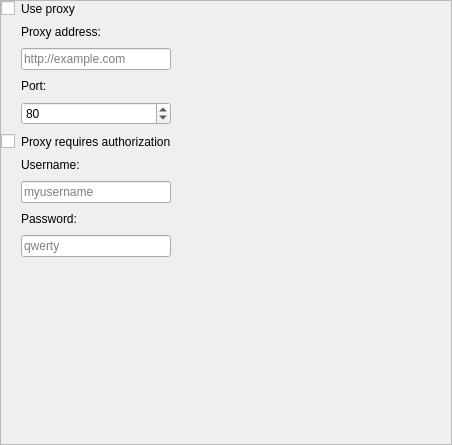
Qt form seospider/ui/proxy_settings_widget.ui (andrascii/RiveSolutions_SEO_Spider) before a commit.
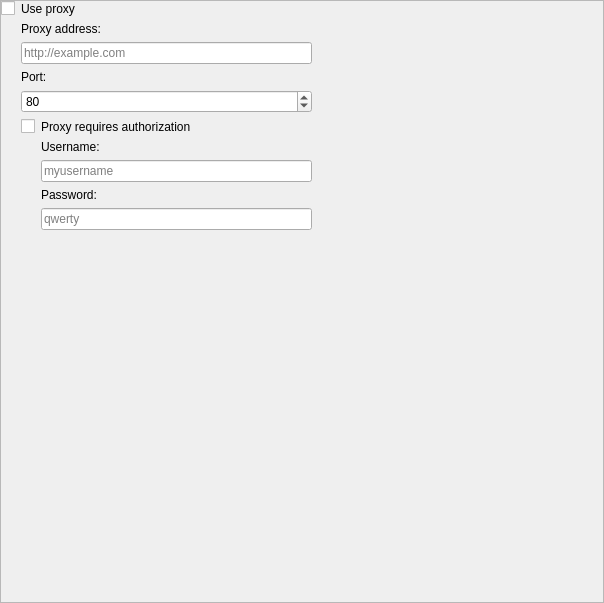
The same form after that commit.

Commit message: Proxy server settings page controls bug

```diff
--- a/seospider/ui/proxy_settings_widget.ui
+++ b/seospider/ui/proxy_settings_widget.ui
@@ -6,8 +6,8 @@
    <rect>
     <x>0</x>
     <y>0</y>
-    <width>452</width>
-    <height>445</height>
+    <width>604</width>
+    <height>603</height>
    </rect>
   </property>
   <property name="windowTitle">
@@ -51,69 +51,24 @@
        <number>0</number>
       </property>
       <item>
-       <layout class="QGridLayout" name="gridLayout">
-        <property name="horizontalSpacing">
-         <number>6</number>
-        </property>
-        <property name="verticalSpacing">
-         <number>9</number>
-        </property>
-        <item row="5" column="0">
-         <widget class="QCheckBox" name="proxyNeedAuthorizationCheckBox">
-          <property name="sizePolicy">
-           <sizepolicy hsizetype="Minimum" vsizetype="Fixed">
-            <horstretch>0</horstretch>
-            <verstretch>0</verstretch>
-           </sizepolicy>
+       <layout class="QGridLayout" name="gridLayout_2">
+        <item row="4" column="1">
+         <widget class="QSpinBox" name="portSpinBox">
+          <property name="maximum">
+           <number>999999999</number>
           </property>
-          <property name="font">
-           <font>
-            <weight>50</weight>
-            <bold>false</bold>
-           </font>
+          <property name="value">
+           <number>80</number>
           </property>
-          <property name="text">
-           <string/>
-          </property>
           <property name="controlKey" stdset="0">
            <string notr="true">proxyNeedAuthorization</string>
           </property>
          </widget>
         </item>
-        <item row="7" column="1" colspan="2">
-         <widget class="QLineEdit" name="usernameLineEdit">
-          <property name="placeholderText">
-           <string notr="true">myusername</string>
-          </property>
-          <property name="controlKey" stdset="0">
-           <string notr="true">proxyUsername</string>
-          </property>
-         </widget>
-        </item>
-        <item row="9" column="1" colspan="2">
-         <widget class="QLineEdit" name="passwordLineEdit">
-          <property name="echoMode">
-           <enum>QLineEdit::Password</enum>
-          </property>
-          <property name="placeholderText">
-           <string notr="true">qwerty</string>
-          </property>
-          <property name="controlKey" stdset="0">
-           <string notr="true">proxyPassword</string>
-          </property>
-         </widget>
-        </item>
-        <item row="1" column="1" colspan="2">
-         <widget class="QLabel" name="label">
+        <item row="3" column="1">
+         <widget class="QLabel" name="label_2">
           <property name="text">
-           <string>Proxy address:</string>
-          </property>
-         </widget>
-        </item>
-        <item row="6" column="1" colspan="2">
-         <widget class="QLabel" name="label_3">
-          <property name="text">
-           <string>Username:</string>
+           <string>Port:</string>
           </property>
          </widget>
         </item>
@@ -133,7 +88,7 @@
           </property>
          </widget>
         </item>
-        <item row="2" column="1" colspan="2">
+        <item row="2" column="1">
          <widget class="QLineEdit" name="proxyAddressLineEdit">
           <property name="focusPolicy">
            <enum>Qt::StrongFocus</enum>
@@ -146,7 +101,110 @@
           </property>
          </widget>
         </item>
-        <item row="11" column="1" colspan="2">
+        <item row="0" column="1">
+         <widget class="QLabel" name="useProxyLabel">
+          <property name="text">
+           <string>Use proxy</string>
+          </property>
+          <property name="buddy">
+           <cstring>useProxyCheckBox</cstring>
+          </property>
+         </widget>
+        </item>
+        <item row="1" column="1">
+         <widget class="QLabel" name="label">
+          <property name="text">
+           <string>Proxy address:</string>
+          </property>
+         </widget>
+        </item>
+        <item row="1" column="2">
+         <spacer name="horizontalSpacer">
+          <property name="orientation">
+           <enum>Qt::Horizontal</enum>
+          </property>
+          <property name="sizeHint" stdset="0">
+           <size>
+            <width>40</width>
+            <height>13</height>
+           </size>
+          </property>
+         </spacer>
+        </item>
+        <item row="5" column="1">
+         <layout class="QGridLayout" name="gridLayout">
+          <item row="0" column="0">
+           <widget class="QCheckBox" name="proxyNeedAuthorizationCheckBox">
+            <property name="sizePolicy">
+             <sizepolicy hsizetype="Minimum" vsizetype="Fixed">
+              <horstretch>0</horstretch>
+              <verstretch>0</verstretch>
+             </sizepolicy>
+            </property>
+            <property name="font">
+             <font>
+              <weight>50</weight>
+              <bold>false</bold>
+             </font>
+            </property>
+            <property name="text">
+             <string/>
+            </property>
+            <property name="controlKey" stdset="0">
+             <string notr="true">proxyNeedAuthorization</string>
+            </property>
+           </widget>
+          </item>
+          <item row="0" column="1">
+           <widget class="QLabel" name="proxyRequiresAuthorizationLabel">
+            <property name="text">
+             <string>Proxy requires authorization</string>
+            </property>
+            <property name="buddy">
+             <cstring>proxyNeedAuthorizationCheckBox</cstring>
+            </property>
+           </widget>
+          </item>
+          <item row="1" column="1">
+           <widget class="QLabel" name="label_3">
+            <property name="text">
+             <string>Username:</string>
+            </property>
+           </widget>
+          </item>
+          <item row="2" column="1">
+           <widget class="QLineEdit" name="usernameLineEdit">
+            <property name="placeholderText">
+             <string notr="true">myusername</string>
+            </property>
+            <property name="controlKey" stdset="0">
+             <string notr="true">proxyUsername</string>
+            </property>
+           </widget>
+          </item>
+          <item row="3" column="1">
+           <widget class="QLabel" name="label_4">
+            <property name="text">
+             <string>Password:</string>
+            </property>
+           </widget>
+          </item>
+          <item row="4" column="1">
+           <widget class="QLineEdit" name="passwordLineEdit">
+            <property name="echoMode">
+             <enum>QLineEdit::Password</enum>
+            </property>
+            <property name="placeholderText">
+             <string notr="true">qwerty</string>
+            </property>
+            <property name="controlKey" stdset="0">
+             <string notr="true">proxyPassword</string>
+            </property>
+           </widget>
+          </item>
+         </layout>
+        </item>
+        <item row="6" column="1">
          <spacer name="verticalSpacer_2">
           <property name="orientation">
            <enum>Qt::Vertical</enum>
@@ -159,79 +217,6 @@
           </property>
          </spacer>
         </item>
-        <item row="1" column="3">
-         <spacer name="horizontalSpacer_3">
-          <property name="orientation">
-           <enum>Qt::Horizontal</enum>
-          </property>
-          <property name="sizeHint" stdset="0">
-           <size>
-            <width>40</width>
-            <height>10</height>
-           </size>
-          </property>
-         </spacer>
-        </item>
-        <item row="10" column="0" colspan="4">
-         <spacer name="horizontalSpacer">
-          <property name="orientation">
-           <enum>Qt::Horizontal</enum>
-          </property>
-          <property name="sizeHint" stdset="0">
-           <size>
-            <width>40</width>
-            <height>10</height>
-           </size>
-          </property>
-         </spacer>
-        </item>
-        <item row="8" column="1" colspan="2">
-         <widget class="QLabel" name="label_4">
-          <property name="text">
-           <string>Password:</string>
-          </property>
-         </widget>
-        </item>
-        <item row="4" column="1" colspan="2">
-         <widget class="QSpinBox" name="portSpinBox">
-          <property name="maximum">
-           <number>999999999</number>
-          </property>
-          <property name="value">
-           <number>80</number>
-          </property>
-          <property name="controlKey" stdset="0">
-           <string notr="true">proxyPort</string>
-          </property>
-         </widget>
-        </item>
-        <item row="0" column="1" colspan="2">
-         <widget class="QLabel" name="useProxyLabel">
-          <property name="text">
-           <string>Use proxy</string>
-          </property>
-          <property name="buddy">
-           <cstring>useProxyCheckBox</cstring>
-          </property>
-         </widget>
-        </item>
-        <item row="5" column="1" colspan="2">
-         <widget class="QLabel" name="proxyRequiresAuthorizationLabel">
-          <property name="text">
-           <string>Proxy requires authorization</string>
-          </property>
-          <property name="buddy">
-           <cstring>proxyNeedAuthorizationCheckBox</cstring>
-          </property>
-         </widget>
-        </item>
-        <item row="3" column="1" colspan="2">
-         <widget class="QLabel" name="label_2">
-          <property name="text">
-           <string>Port:</string>
-          </property>
-         </widget>
-        </item>
        </layout>
       </item>
      </layout>
```
Left out of the diff: 69 changed lines with no effect on the pictures. The commit also changes 3 other files.
